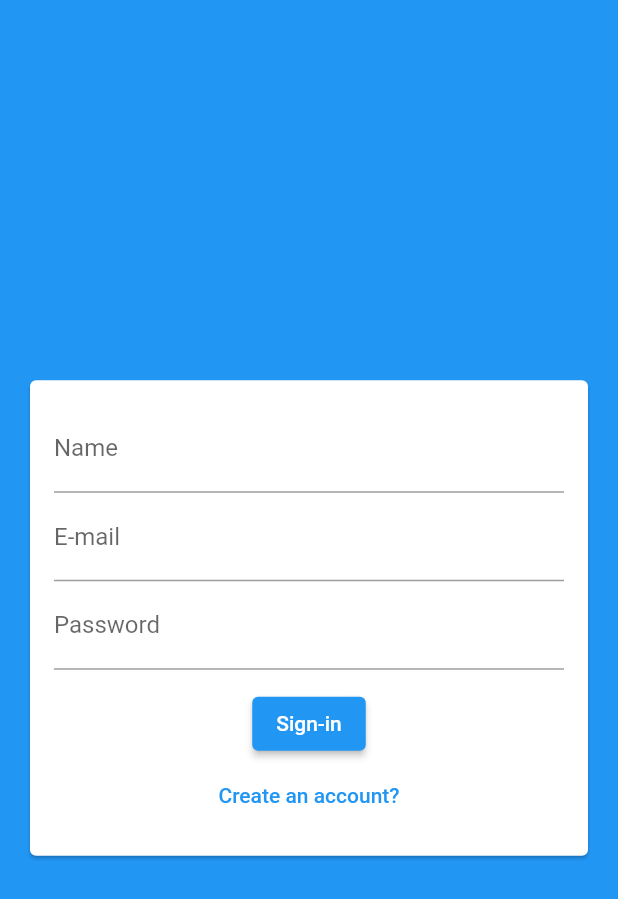
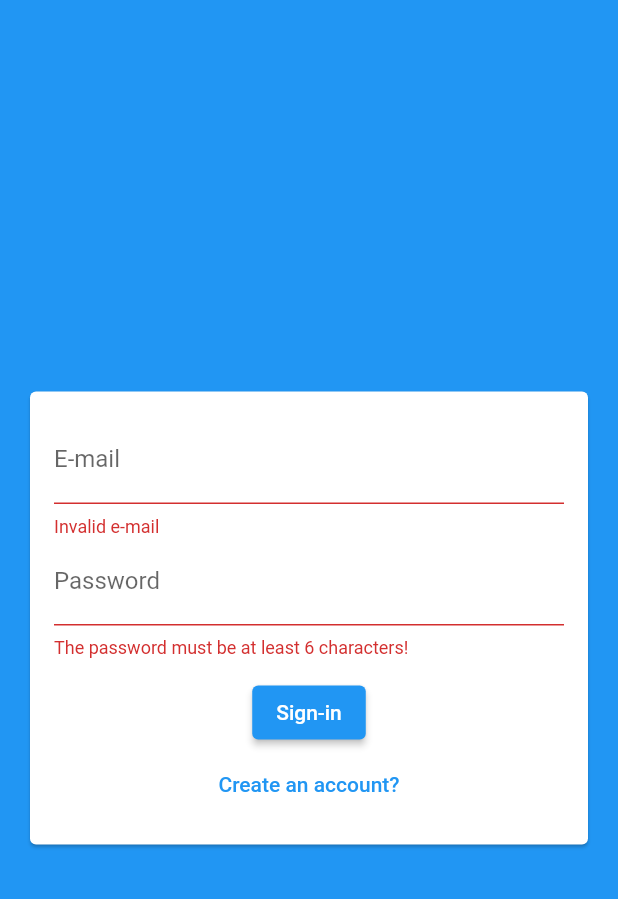
Before and after one commit to oElberte/chat, a Flutter app: the screen it shows after launch, after a tap on "Sign-in", on a phone screen of 412 x 824 dp. Shown: the top 899 px of the screen. Run offline on Flutter 3.47's test engine with Material 2 defaults, Android fonts, the phone set to English and light mode, and no system bars; our stand-ins replace image_picker.

Commit message:
Image picker on auth screen

```diff
--- a/lib/components/auth_form.dart
+++ b/lib/components/auth_form.dart
@@ -1,7 +1,48 @@
+import 'dart:io';
+
+import 'package:chat/components/user_image_picker.dart';
+import 'package:chat/core/models/auth_form_data.dart';
 import 'package:flutter/material.dart';
 
-class AuthForm extends StatelessWidget {
-  const AuthForm({Key? key}) : super(key: key);
+class AuthForm extends StatefulWidget {
+  final void Function(AuthFormData) onSubmit;
+
+  const AuthForm({
+    Key? key,
+    required this.onSubmit,
+  }) : super(key: key);
+
+  @override
+  State<AuthForm> createState() => _AuthFormState();
+}
+
+class _AuthFormState extends State<AuthForm> {
+  final _formKey = GlobalKey<FormState>();
+  final _formData = AuthFormData();
+
+  void _handleImagePick(File image) {
+    _formData.image = image;
+  }
+
+  void _showError(String msg) {
+    ScaffoldMessenger.of(context).showSnackBar(
+      SnackBar(
+        content: Text(msg),
+        backgroundColor: Theme.of(context).errorColor,
+      ),
+    );
+  }
+
+  void _submit() {
+    final isValid = _formKey.currentState?.validate() ?? false;
+    if (!isValid) return;
+
+    if (_formData.image == null && _formData.isSignup) {
+      return _showError('Image not selected!');
+    }
+
+    widget.onSubmit(_formData);
+  }
 
   @override
   Widget build(BuildContext context) {
@@ -10,26 +51,70 @@ class AuthForm extends StatelessWidget {
       child: Padding(
         padding: const EdgeInsets.all(16),
         child: Form(
+          key: _formKey,
           child: Column(
             children: [
+              if (_formData.isSignup)
+                UserImagePicker(
+                  onImagePick: _handleImagePick,
+                ),
+              if (_formData.isSignup)
+                TextFormField(
+                  key: const ValueKey('name'),
+                  initialValue: _formData.name,
+                  onChanged: (name) => _formData.name = name,
+                  decoration: const InputDecoration(labelText: 'Name'),
+                  validator: (_name) {
+                    final name = _name ?? '';
+                    if (name.trim().length < 5) {
+                      return 'The name must be at least 5 characters!';
+                    }
+                    return null;
+                  },
+                ),
               TextFormField(
-                decoration: const InputDecoration(labelText: 'Name'),
-              ),
-              TextFormField(
+                key: const ValueKey('email'),
+                initialValue: _formData.email,
+                onChanged: (email) => _formData.email = email,
                 decoration: const InputDecoration(labelText: 'E-mail'),
+                validator: (_email) {
+                  final email = _email ?? '';
+                  if (!email.contains('@')) {
+                    return 'Invalid e-mail';
+                  }
+                  return null;
+                },
               ),
               TextFormField(
                 obscureText: true,
+                key: const ValueKey('password'),
+                initialValue: _formData.password,
+                onChanged: (password) => _formData.password = password,
                 decoration: const InputDecoration(labelText: 'Password'),
+                validator: (_password) {
+                  final password = _password ?? '';
+                  if (password.length < 6) {
+                    return 'The password must be at least 6 characters!';
+                  }
+                  return null;
+                },
               ),
               const SizedBox(height: 12),
               ElevatedButton(
-                child: const Text('Sign-in'),
-                onPressed: () {},
+                child: Text(_formData.isLogin ? 'Sign-in' : 'Sign-up'),
+                onPressed: _submit,
               ),
               TextButton(
-                child: const Text('Create an account?'),
-                onPressed: () {},
+                child: Text(
+                  _formData.isLogin
+                      ? 'Create an account?'
+                      : 'Already have an account?',
+                ),
+                onPressed: () {
+                  setState(() {
+                    _formData.toggleAuthMode();
+                  });
+                },
               ),
             ],
           ),
--- /dev/null
+++ b/lib/core/models/auth_form_data.dart
@@ -0,0 +1,23 @@
+import 'dart:io';
+
+enum AuthMode { signup, login }
+
+class AuthFormData {
+  String name = '';
+  String email = '';
+  String password = '';
+  File? image;
+  AuthMode _mode = AuthMode.login;
+
+  bool get isLogin {
+    return _mode == AuthMode.login;
+  }
+
+  bool get isSignup {
+    return _mode == AuthMode.signup;
+  }
+
+  void toggleAuthMode() {
+    _mode = isLogin ? AuthMode.signup : AuthMode.login;
+  }
+}
--- a/lib/screens/auth_screen.dart
+++ b/lib/screens/auth_screen.dart
@@ -1,17 +1,54 @@
 import 'package:chat/components/auth_form.dart';
+import 'package:chat/core/models/auth_form_data.dart';
 import 'package:flutter/material.dart';
 
-class AuthScreen extends StatelessWidget {
+class AuthScreen extends StatefulWidget {
   const AuthScreen({Key? key}) : super(key: key);
+
+  @override
+  State<AuthScreen> createState() => _AuthScreenState();
+}
+
+class _AuthScreenState extends State<AuthScreen> {
+  bool _isLoading = false;
+
+  Future<void> _handleSubmit(AuthFormData formData) async {
+    try {
+      setState(() => _isLoading = true);
+
+      if (formData.isLogin) {
+        // Login
+      } else {
+        // Signup
+      }
+    } catch (error) {
+      // Treat error
+    } finally {
+      setState(() => _isLoading = false);
+    }
+  }
 
   @override
   Widget build(BuildContext context) {
     return Scaffold(
       backgroundColor: Theme.of(context).primaryColor,
-      body: const Center(
-        child: SingleChildScrollView(
-          child: AuthForm(),
-        ),
+      body: Stack(
+        children: [
+          Center(
+            child: SingleChildScrollView(
+              child: AuthForm(onSubmit: _handleSubmit),
+            ),
+          ),
+          if (_isLoading)
+            Container(
+              decoration: const BoxDecoration(
+                color: Color.fromRGBO(0, 0, 0, 0.5),
+              ),
+              child: const Center(
+                child: CircularProgressIndicator.adaptive(),
+              ),
+            ),
+        ],
       ),
     );
   }
--- a/pubspec.yaml
+++ b/pubspec.yaml
@@ -29,6 +29,7 @@ environment:
 dependencies:
   flutter:
     sdk: flutter
+  image_picker: ^0.8.5+2
 
 
   # The following adds the Cupertino Icons font to your application.
```
Also changed, not shown: lib/components/user_image_picker.dart (added, +64 -0 lines), lib/core/models/chat_user.dart (added, +13 -0 lines), pubspec.lock, 1 other file.
